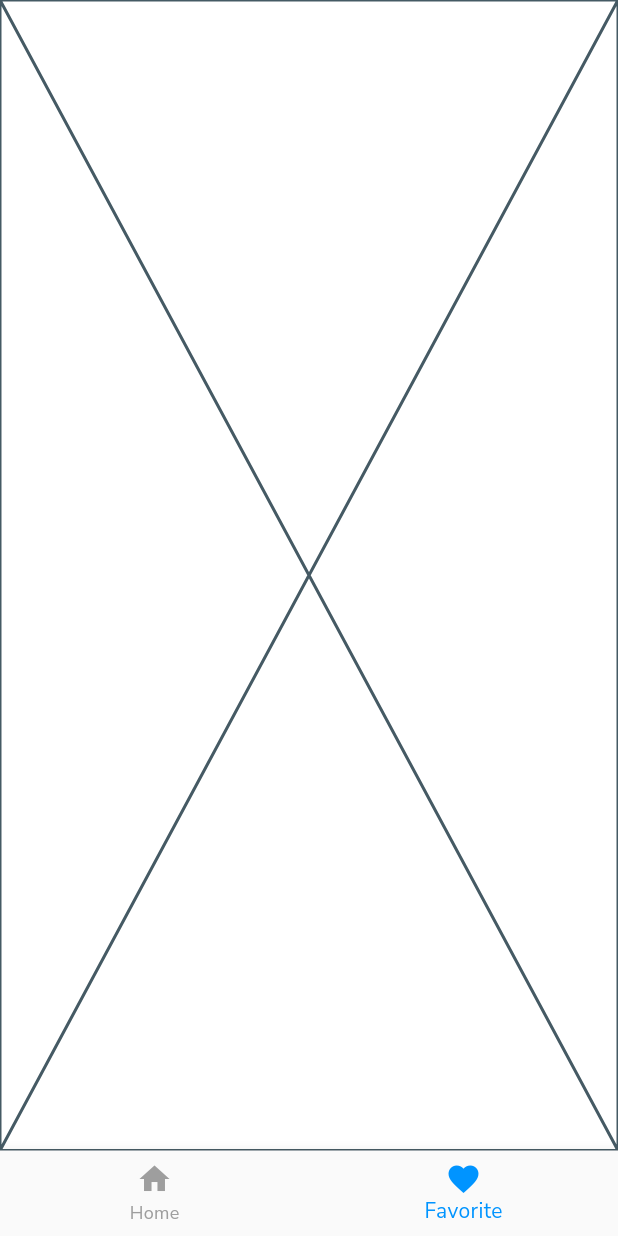
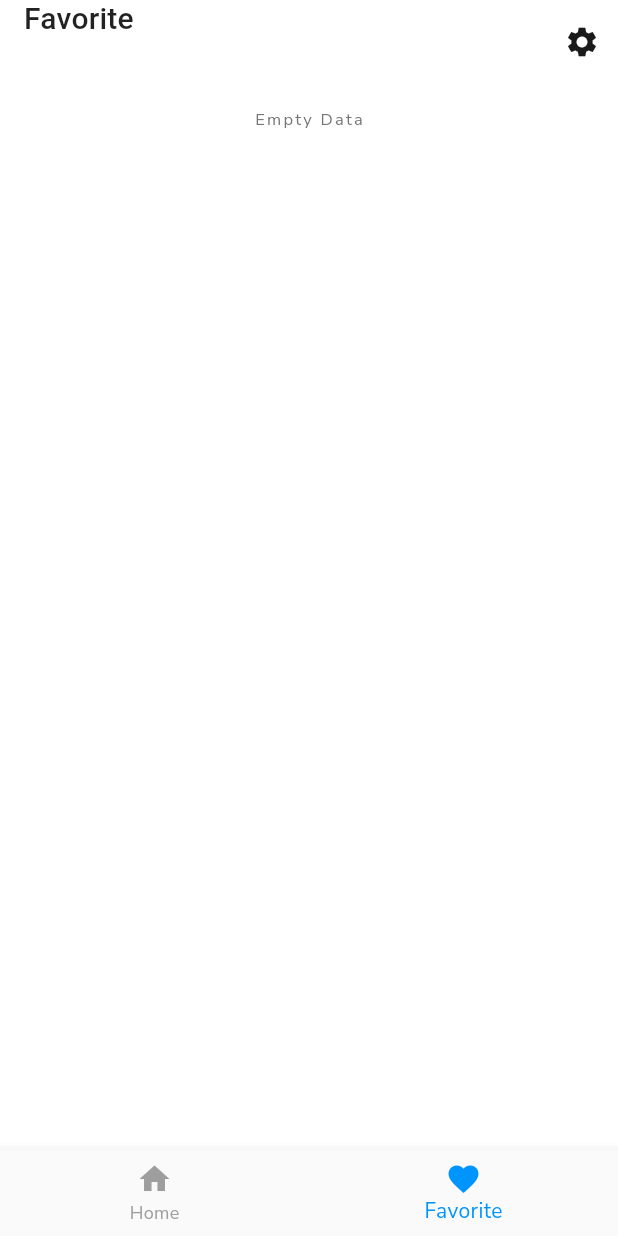
Before and after one commit to haryonorz/restaurant_app, a Flutter app: the screen it shows after launch, item 2 of the bottom bar chosen, on a phone screen of 412 x 824 dp. Run offline on Flutter 3.47's test engine with Material 2 defaults, Android fonts, the light colour scheme and no system bars; our stand-ins replace google_fonts, shared_preferences, sqflite; accounts and stored records are empty; network calls fail.

Commit message:
Update theme and added favorite screen

```diff
--- a/lib/common/style.dart
+++ b/lib/common/style.dart
@@ -6,9 +6,6 @@ const grey = Color(0xFF757575);
 const lightGrey = Color(0xFFEDF0F7);
 const blue = Color(0xFF0094FF);
 const yellow = Color(0xFFEFC903);
-
-final Color primaryColor = Color(0xFFFFFFFF);
-final Color darkPrimaryColor = Color(0xFF000000);
 
 final textTheme = TextTheme(
   headline1: GoogleFonts.roboto(
@@ -39,7 +36,7 @@ final textTheme = TextTheme(
 
 ThemeData lightTheme = ThemeData(
   colorScheme: ThemeData.light().colorScheme.copyWith(
-        primary: primaryColor,
+        primary: Colors.white,
         onPrimary: Colors.black,
         secondary: blue,
       ),
@@ -69,15 +66,17 @@ ThemeData lightTheme = ThemeData(
 
 ThemeData darkTheme = ThemeData.dark().copyWith(
   colorScheme: ThemeData.dark().colorScheme.copyWith(
-        primary: darkPrimaryColor,
-        onPrimary: Colors.black,
+        primary: Colors.black,
+        onPrimary: Colors.white,
         secondary: blue,
       ),
+  scaffoldBackgroundColor: Colors.black,
+  dividerColor: Colors.transparent,
   textTheme: textTheme,
   visualDensity: VisualDensity.adaptivePlatformDensity,
   appBarTheme: const AppBarTheme(
     elevation: 0,
-    color: Colors.white,
+    color: Colors.black,
   ),
   bottomNavigationBarTheme: const BottomNavigationBarThemeData(
     selectedItemColor: blue,
--- a/lib/main.dart
+++ b/lib/main.dart
@@ -48,6 +48,8 @@ class MyApp extends StatelessWidget {
                 data: CupertinoThemeData(
                   brightness:
                       provider.isDarkTheme ? Brightness.dark : Brightness.light,
+                  scaffoldBackgroundColor:
+                      provider.isDarkTheme ? Colors.black : Colors.white,
                 ),
                 child: Material(
                   child: child,
--- /dev/null
+++ b/lib/pages/favorite_screen.dart
@@ -0,0 +1,71 @@
+part of 'pages.dart';
+
+class FavoriteScreen extends StatelessWidget {
+  const FavoriteScreen({Key? key}) : super(key: key);
+
+  Widget _titleAppBar(BuildContext context) {
+    return Padding(
+      padding: const EdgeInsets.only(left: 16.0),
+      child: Text(
+        'Favorite',
+        style: Theme.of(context).textTheme.headline6,
+      ),
+    );
+  }
+
+  Widget _buildList() {
+    return Consumer<DatabaseProvider>(
+      builder: (context, state, _) {
+        if (state.state == ResultState.loading) {
+          return const Align(
+              alignment: Alignment.topCenter,
+              child: CircularProgressIndicator());
+        } else if (state.state == ResultState.hasData) {
+          return ListView.builder(
+            itemCount: state.favorites.length,
+            itemBuilder: (context, index) {
+              return ItemRestaurant(restaurant: state.favorites[index]);
+            },
+          );
+        } else {
+          return Align(
+            alignment: Alignment.topCenter,
+            child: Padding(
+              padding: const EdgeInsets.only(top: 16),
+              child: ViewError(message: state.message),
+            ),
+          );
+        }
+      },
+    );
+  }
+
+  @override
+  Widget build(BuildContext context) {
+    return CustomAppBar(
+      title: _titleAppBar(context),
+      body: _buildList(),
+      androidMenu: [
+        IconButton(
+          onPressed: () =>
+              Navigator.pushNamed(context, SettingScreen.routeName),
+          icon: const Icon(
+            Icons.settings,
+            color: black,
+          ),
+        ),
+      ],
+      iosMenu: Row(
+        mainAxisSize: MainAxisSize.min,
+        children: [
+          CupertinoButton(
+            padding: EdgeInsets.zero,
+            onPressed: () =>
+                Navigator.pushNamed(context, SettingScreen.routeName),
+            child: const Icon(CupertinoIcons.settings),
+          ),
+        ],
+      ),
+    );
+  }
+}
--- a/lib/pages/home_screen.dart
+++ b/lib/pages/home_screen.dart
@@ -16,7 +16,7 @@ class _HomeScreenState extends State<HomeScreen> {
 
   final List<Widget> _listWidget = const [
     RecomRestaurantScreen(),
-    Placeholder(),
+    FavoriteScreen(),
   ];
 
   final List<BottomNavigationBarItem> _bottomNavBarItems = [
--- a/lib/pages/pages.dart
+++ b/lib/pages/pages.dart
@@ -17,3 +17,4 @@ part 'detail_screen.dart';
 part 'search_screen.dart';
 part 'recom_restaurant_screen.dart';
 part 'setting_screen.dart';
+part 'favorite_screen.dart';
--- a/lib/pages/search_screen.dart
+++ b/lib/pages/search_screen.dart
@@ -77,7 +77,7 @@ class _SearchScreenState extends State<SearchScreen> {
     return Scaffold(
       appBar: AppBar(
         leading: BackButton(
-          color: black,
+          color: Theme.of(context).primaryColor,
           onPressed: () => Navigator.pop(context),
         ),
         title: Text(
@@ -103,11 +103,11 @@ class _SearchScreenState extends State<SearchScreen> {
       navigationBar: CupertinoNavigationBar(
         transitionBetweenRoutes: false,
         border: const Border(bottom: BorderSide(color: Colors.transparent)),
-        backgroundColor: Colors.white,
+        backgroundColor: Theme.of(context).scaffoldBackgroundColor,
         leading: Row(
           children: [
             CupertinoNavigationBarBackButton(
-              color: black,
+              color: Theme.of(context).primaryColor,
               onPressed: () => Navigator.pop(context),
             ),
             Text(
--- a/lib/pages/setting_screen.dart
+++ b/lib/pages/setting_screen.dart
@@ -10,7 +10,7 @@ class SettingScreen extends StatelessWidget {
     return Scaffold(
       appBar: AppBar(
         leading: BackButton(
-          color: black,
+          color: Theme.of(context).primaryColor,
           onPressed: () => Navigator.pop(context),
         ),
         title: Text(
@@ -27,11 +27,11 @@ class SettingScreen extends StatelessWidget {
       navigationBar: CupertinoNavigationBar(
         transitionBetweenRoutes: false,
         border: const Border(bottom: BorderSide(color: Colors.transparent)),
-        backgroundColor: Colors.white,
+        backgroundColor: Theme.of(context).scaffoldBackgroundColor,
         leading: Row(
           children: [
             CupertinoNavigationBarBackButton(
-              color: black,
+              color: Theme.of(context).primaryColor,
               onPressed: () => Navigator.pop(context),
             ),
           ],
--- a/lib/provider/database_provider.dart
+++ b/lib/provider/database_provider.dart
@@ -7,16 +7,20 @@ class DatabaseProvider extends ChangeNotifier {
     _getFavorite();
   }
 
+  List<Restaurant> _favorites = [];
   late ResultState _state;
+  String _message = '';
+
+  String get message => _message;
+
+  List<Restaurant> get favorites => _favorites;
+
   ResultState get state => _state;
 
-  String _message = '';
-  String get message => _message;
+  void _getFavorite() async {
+    _state = ResultState.loading;
+    notifyListeners();
 
-  List<Restaurant> _favorites = [];
-  List<Restaurant> get favorites => _favorites;
-
-  void _getFavorite() async {
     _favorites = await databaseHelper.getFavorites();
     if (_favorites.isNotEmpty) {
       _state = ResultState.hasData;
--- a/lib/widgets/custom_app_bar.dart
+++ b/lib/widgets/custom_app_bar.dart
@@ -37,7 +37,7 @@ class CustomAppBar extends StatelessWidget {
         ),
         transitionBetweenRoutes: false,
         border: const Border(bottom: BorderSide(color: Colors.transparent)),
-        backgroundColor: Colors.white,
+        backgroundColor: Theme.of(context).scaffoldBackgroundColor,
         trailing: iosMenu,
       ),
       child: body,
--- a/lib/widgets/item_categories.dart
+++ b/lib/widgets/item_categories.dart
@@ -21,7 +21,7 @@ class ItemCategories extends StatelessWidget {
       child: Center(
         child: Text(
           name,
-          style: Theme.of(context).textTheme.caption?.copyWith(color: grey),
+          style: Theme.of(context).textTheme.caption,
         ),
       ),
     );
--- a/lib/widgets/item_restaurant.dart
+++ b/lib/widgets/item_restaurant.dart
@@ -94,10 +94,7 @@ class ItemRestaurant extends StatelessWidget {
                               text: ' ${restaurant.city}',
                             )
                           ],
-                          style: Theme.of(context)
-                              .textTheme
-                              .caption
-                              ?.copyWith(color: black),
+                          style: Theme.of(context).textTheme.caption,
                         ),
                       ),
                       const SizedBox(
--- a/lib/widgets/search_textfield.dart
+++ b/lib/widgets/search_textfield.dart
@@ -70,6 +70,7 @@ class _SearchTextFieldState extends State<SearchTextField> {
           color: grey,
         ),
       ),
+      placeholderStyle: const TextStyle(color: grey),
     );
   }
 
```
Also changed, not shown: lib/data/db/database_helper.dart (+4 -5 lines), lib/pages/detail_screen.dart (+4 -6 lines), lib/widgets/item_review.dart (+3 -12 lines), 1 other file.
